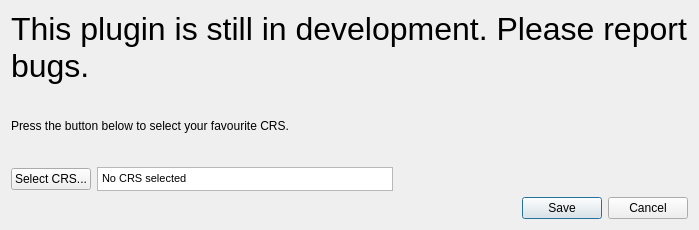
First picture: the form in QuickCRS/quickcrs_dialog_base.ui, repository mstuyts/QuickCRS, before the edit.
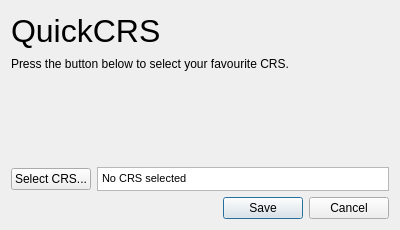
Second picture: the form after the edit.

Commit message: version 0.3.1: solved some UI bugs in the settings window when no CRS is selected, updated UI

The edit to the form file:
```diff
--- a/QuickCRS/quickcrs_dialog_base.ui
+++ b/QuickCRS/quickcrs_dialog_base.ui
@@ -6,7 +6,7 @@
    <rect>
     <x>0</x>
     <y>0</y>
-    <width>699</width>
+    <width>400</width>
     <height>230</height>
    </rect>
   </property>
@@ -18,13 +18,25 @@
     <layout class="QVBoxLayout" name="verticalLayout">
      <item>
       <widget class="QLabel" name="label">
+       <property name="minimumSize">
+        <size>
+         <width>0</width>
+         <height>39</height>
+        </size>
+       </property>
+       <property name="maximumSize">
+        <size>
+         <width>16777215</width>
+         <height>16777215</height>
+        </size>
+       </property>
        <property name="font">
         <font>
          <pointsize>24</pointsize>
         </font>
        </property>
        <property name="text">
-        <string>This plugin is still in development. Please report bugs.</string>
+        <string>QuickCRS</string>
        </property>
        <property name="wordWrap">
         <bool>true</bool>
@@ -33,11 +45,30 @@
      </item>
      <item>
       <widget class="QLabel" name="label_2">
+       <property name="minimumSize">
+        <size>
+         <width>0</width>
+         <height>15</height>
+        </size>
+       </property>
        <property name="text">
         <string>Press the button below to select your favourite CRS.</string>
        </property>
       </widget>
      </item>
+     <item>
+      <spacer name="verticalSpacer">
+       <property name="orientation">
+        <enum>Qt::Vertical</enum>
+       </property>
+       <property name="sizeHint" stdset="0">
+        <size>
+         <width>20</width>
+         <height>40</height>
+        </size>
+       </property>
+      </spacer>
+     </item>
      <item>
       <layout class="QHBoxLayout" name="horizontalLayout">
        <item>
@@ -88,19 +119,6 @@
          </property>
         </widget>
        </item>
-       <item>
-        <spacer name="horizontalSpacer">
-         <property name="orientation">
-          <enum>Qt::Horizontal</enum>
-         </property>
-         <property name="sizeHint" stdset="0">
-          <size>
-           <width>40</width>
-           <height>20</height>
-          </size>
-         </property>
-        </spacer>
-       </item>
       </layout>
      </item>
      <item>
```
The commit also changes 5 other files.
